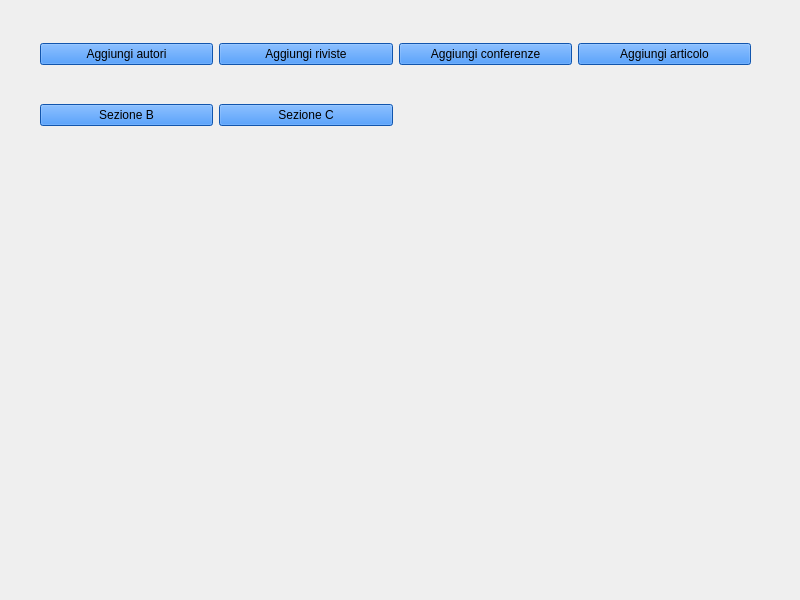
Old version of the form mainwindow.ui in the repository FranckRedery/PROGETTO_PO.
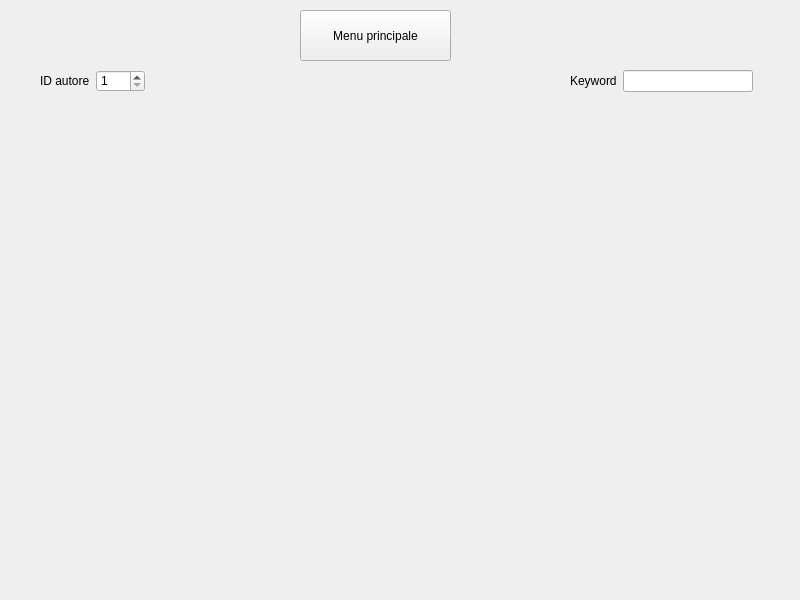
New version of the form.

```diff
--- a/mainwindow.ui
+++ b/mainwindow.ui
@@ -30,7 +30,7 @@
      <string notr="true"/>
     </property>
     <property name="currentIndex">
-     <number>0</number>
+     <number>7</number>
     </property>
     <widget class="QWidget" name="pagina_principale">
      <widget class="QWidget" name="layoutWidget">
@@ -893,6 +893,72 @@
       </layout>
      </widget>
     </widget>
+    <widget class="QWidget" name="PAG_SEZIONE_D">
+     <widget class="QPushButton" name="PAG_D_MENU">
+      <property name="geometry">
+       <rect>
+        <x>300</x>
+        <y>10</y>
+        <width>151</width>
+        <height>51</height>
+       </rect>
+      </property>
+      <property name="text">
+       <string>Menu principale</string>
+      </property>
+     </widget>
+     <widget class="QWidget" name="">
+      <property name="geometry">
+       <rect>
+        <x>570</x>
+        <y>70</y>
+        <width>183</width>
+        <height>22</height>
+       </rect>
+      </property>
+      <layout class="QGridLayout" name="gridLayout_14">
+       <item row="0" column="0">
+        <widget class="QLabel" name="label_14">
+         <property name="text">
+          <string>Keyword</string>
+         </property>
+        </widget>
+       </item>
+       <item row="0" column="1">
+        <widget class="QLineEdit" name="PAG_D_KEYWORD"/>
+       </item>
+      </layout>
+     </widget>
+     <widget class="QWidget" name="">
+      <property name="geometry">
+       <rect>
+        <x>40</x>
+        <y>70</y>
+        <width>105</width>
+        <height>22</height>
+       </rect>
+      </property>
+      <layout class="QGridLayout" name="gridLayout_15">
+       <item row="0" column="0">
+        <widget class="QLabel" name="label_13">
+         <property name="text">
+          <string>ID autore</string>
+         </property>
+        </widget>
+       </item>
+       <item row="0" column="1">
+        <widget class="QSpinBox" name="PAG_D_ID_AUTORE">
+         <property name="minimum">
+          <number>1</number>
+         </property>
+         <property name="maximum">
+          <number>99999</number>
+         </property>
+        </widget>
+       </item>
+      </layout>
+     </widget>
+    </widget>
    </widget>
   </widget>
   <widget class="QMenuBar" name="menubar">
```
Left out of the diff: 2 changed lines with no effect on the pictures.
